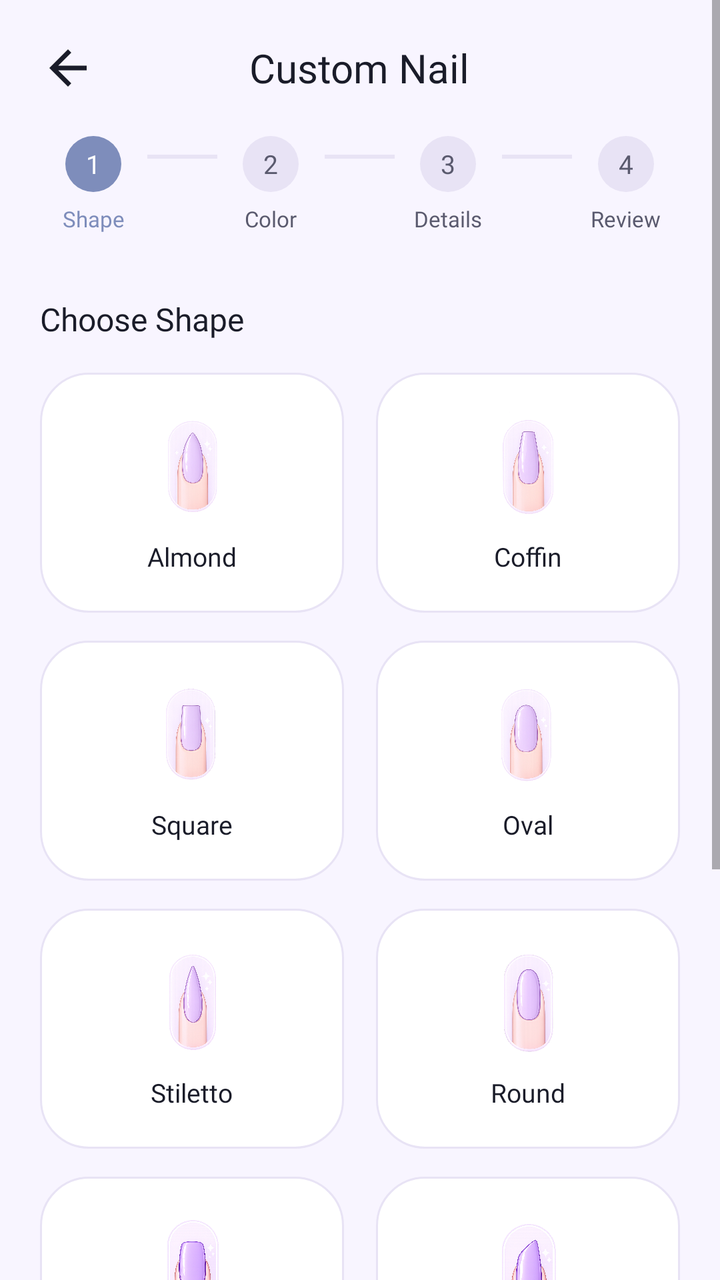
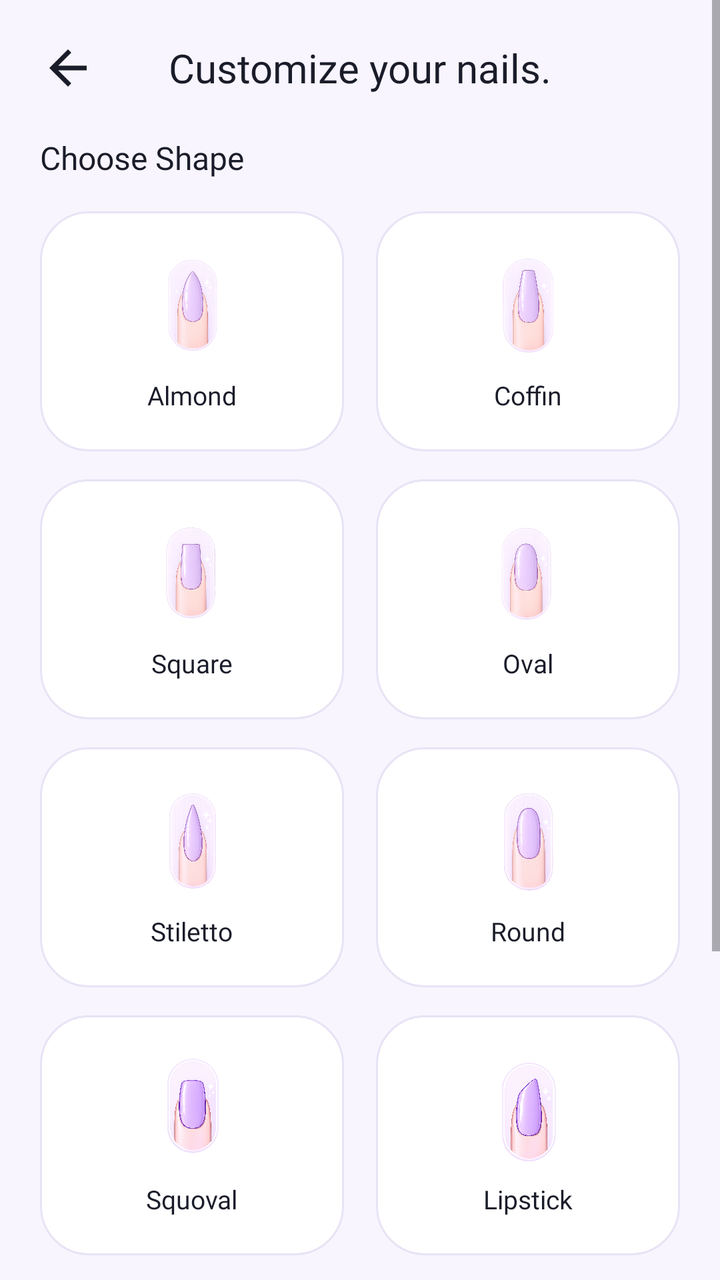

Compare the two renders of this Android layout. The source of the first and the diff that turns it into the second are given below.
<!-- AndroidManifest.xml: application theme Theme.Nailzbynutz -->
<!-- res/layout/activity_custom_nail_shape.xml -->
<?xml version="1.0" encoding="utf-8"?>
<ScrollView xmlns:android="http://schemas.android.com/apk/res/android"
    xmlns:app="http://schemas.android.com/apk/res-auto"
    android:layout_width="match_parent"
    android:layout_height="match_parent"
    android:background="@color/background_primary"
    android:fillViewport="true">

    <LinearLayout
        android:layout_width="match_parent"
        android:layout_height="wrap_content"
        android:orientation="vertical"
        android:padding="20dp">

        
        <RelativeLayout
            android:layout_width="match_parent"
            android:layout_height="wrap_content"
            android:layout_marginBottom="20dp">
            <ImageView
                android:id="@+id/btn_back"
                android:layout_width="28dp"
                android:layout_height="28dp"
                android:layout_centerVertical="true"
                android:src="@drawable/ic_back"
                app:tint="@color/text_primary" />
            <TextView
                android:layout_width="wrap_content"
                android:layout_height="wrap_content"
                android:layout_centerInParent="true"
                android:text="Custom Nail"
                android:textSize="20sp"
                android:textColor="@color/text_primary"
                android:fontFamily="@font/fredoka_bold" />
        </RelativeLayout>

        
        <LinearLayout
            android:layout_width="match_parent"
            android:layout_height="wrap_content"
            android:orientation="horizontal"
            android:gravity="center"
            android:layout_marginBottom="32dp">

            <LinearLayout
                android:layout_width="0dp"
                android:layout_height="wrap_content"
                android:layout_weight="1"
                android:orientation="vertical"
                android:gravity="center">
                <TextView
                    android:layout_width="28dp"
                    android:layout_height="28dp"
                    android:background="@drawable/bg_circle_color"
                    android:backgroundTint="@color/lavender_dark"
                    android:gravity="center"
                    android:text="1"
                    android:textColor="@color/white"
                    android:textSize="13sp"
                    android:fontFamily="@font/poppins_bold" />
                <TextView
                    android:layout_width="wrap_content"
                    android:layout_height="wrap_content"
                    android:text="Shape"
                    android:textColor="@color/lavender_dark"
                    android:textSize="11sp"
                    android:fontFamily="@font/poppins_medium"
                    android:layout_marginTop="6dp" />
            </LinearLayout>

            <View
                android:layout_width="35dp"
                android:layout_height="2dp"
                android:background="@color/divider"
                android:layout_marginBottom="14dp" />

            <LinearLayout
                android:layout_width="0dp"
                android:layout_height="wrap_content"
                android:layout_weight="1"
                android:orientation="vertical"
                android:gravity="center">
                <TextView
                    android:layout_width="28dp"
                    android:layout_height="28dp"
                    android:background="@drawable/bg_circle_color"
                    android:backgroundTint="@color/divider"
                    android:gravity="center"
                    android:text="2"
                    android:textColor="@color/text_secondary"
                    android:textSize="13sp"
                    android:fontFamily="@font/poppins_bold" />
                <TextView
                    android:layout_width="wrap_content"
                    android:layout_height="wrap_content"
                    android:text="Color"
                    android:textColor="@color/text_secondary"
                    android:textSize="11sp"
                    android:fontFamily="@font/poppins_medium"
                    android:layout_marginTop="6dp" />
            </LinearLayout>

            <View
                android:layout_width="35dp"
                android:layout_height="2dp"
                android:background="@color/divider"
                android:layout_marginBottom="14dp" />

            <LinearLayout
                android:layout_width="0dp"
                android:layout_height="wrap_content"
                android:layout_weight="1"
                android:orientation="vertical"
                android:gravity="center">
                <TextView
                    android:layout_width="28dp"
                    android:layout_height="28dp"
                    android:background="@drawable/bg_circle_color"
                    android:backgroundTint="@color/divider"
                    android:gravity="center"
                    android:text="3"
                    android:textColor="@color/text_secondary"
                    android:textSize="13sp"
                    android:fontFamily="@font/poppins_bold" />
                <TextView
                    android:layout_width="wrap_content"
                    android:layout_height="wrap_content"
                    android:text="Details"
                    android:textColor="@color/text_secondary"
                    android:textSize="11sp"
                    android:fontFamily="@font/poppins_medium"
                    android:layout_marginTop="6dp" />
            </LinearLayout>

            <View
                android:layout_width="35dp"
                android:layout_height="2dp"
                android:background="@color/divider"
                android:layout_marginBottom="14dp" />

            <LinearLayout
                android:layout_width="0dp"
                android:layout_height="wrap_content"
                android:layout_weight="1"
                android:orientation="vertical"
                android:gravity="center">
                <TextView
                    android:layout_width="28dp"
                    android:layout_height="28dp"
                    android:background="@drawable/bg_circle_color"
                    android:backgroundTint="@color/divider"
                    android:gravity="center"
                    android:text="4"
                    android:textColor="@color/text_secondary"
                    android:textSize="13sp"
                    android:fontFamily="@font/poppins_bold" />
                <TextView
                    android:layout_width="wrap_content"
                    android:layout_height="wrap_content"
                    android:text="Review"
                    android:textColor="@color/text_secondary"
                    android:textSize="11sp"
                    android:fontFamily="@font/poppins_medium"
                    android:layout_marginTop="6dp" />
            </LinearLayout>
        </LinearLayout>

        <TextView
            android:layout_width="wrap_content"
            android:layout_height="wrap_content"
            android:text="Choose Shape"
            android:textSize="16sp"
            android:textColor="@color/text_primary"
            android:fontFamily="@font/poppins_bold"
            android:layout_marginBottom="16dp" />

        
        <LinearLayout
            android:layout_width="match_parent"
            android:layout_height="wrap_content"
            android:orientation="horizontal"
            android:layout_marginBottom="14dp">
            <LinearLayout
                android:id="@+id/btn_shape_almond"
                android:layout_width="0dp"
                android:layout_height="120dp"
                android:layout_weight="1"
                android:layout_marginEnd="8dp"
                android:background="@drawable/bg_card_rounded"
                android:gravity="center"
                android:orientation="vertical"
                android:padding="10dp"
                android:clickable="true"
                android:focusable="true">
                <ImageView
                    android:layout_width="56dp"
                    android:layout_height="56dp"
                    android:src="@drawable/img_shape_almond"
                    android:scaleType="fitCenter" />
                <TextView
                    android:id="@+id/tv_almond"
                    android:layout_width="wrap_content"
                    android:layout_height="wrap_content"
                    android:layout_marginTop="8dp"
                    android:text="Almond"
                    android:textSize="13sp"
                    android:textColor="@color/text_primary"
                    android:fontFamily="@font/poppins_medium" />
            </LinearLayout>
            <LinearLayout
                android:id="@+id/btn_shape_coffin"
                android:layout_width="0dp"
                android:layout_height="120dp"
                android:layout_weight="1"
                android:layout_marginStart="8dp"
                android:background="@drawable/bg_card_rounded"
                android:gravity="center"
                android:orientation="vertical"
                android:padding="10dp"
                android:clickable="true"
                android:focusable="true">
                <ImageView
                    android:layout_width="56dp"
                    android:layout_height="56dp"
                    android:src="@drawable/img_shape_coffin"
                    android:scaleType="fitCenter" />
                <TextView
                    android:id="@+id/tv_coffin"
                    android:layout_width="wrap_content"
                    android:layout_height="wrap_content"
                    android:layout_marginTop="8dp"
                    android:text="Coffin"
                    android:textSize="13sp"
                    android:textColor="@color/text_primary"
                    android:fontFamily="@font/poppins_medium" />
            </LinearLayout>
        </LinearLayout>

        
        <LinearLayout
            android:layout_width="match_parent"
            android:layout_height="wrap_content"
            android:orientation="horizontal"
            android:layout_marginBottom="14dp">
            <LinearLayout
                android:id="@+id/btn_shape_square"
                android:layout_width="0dp"
                android:layout_height="120dp"
                android:layout_weight="1"
                android:layout_marginEnd="8dp"
                android:background="@drawable/bg_card_rounded"
                android:gravity="center"
                android:orientation="vertical"
                android:padding="10dp"
                android:clickable="true"
                android:focusable="true">
                <ImageView
                    android:layout_width="56dp"
                    android:layout_height="56dp"
                    android:src="@drawable/img_shape_square"
                    android:scaleType="fitCenter" />
                <TextView
                    android:id="@+id/tv_square"
                    android:layout_width="wrap_content"
                    android:layout_height="wrap_content"
                    android:layout_marginTop="8dp"
                    android:text="Square"
                    android:textSize="13sp"
                    android:textColor="@color/text_primary"
                    android:fontFamily="@font/poppins_medium" />
            </LinearLayout>
            <LinearLayout
                android:id="@+id/btn_shape_oval"
                android:layout_width="0dp"
                android:layout_height="120dp"
                android:layout_weight="1"
                android:layout_marginStart="8dp"
                android:background="@drawable/bg_card_rounded"
                android:gravity="center"
                android:orientation="vertical"
                android:padding="10dp"
                android:clickable="true"
                android:focusable="true">
                <ImageView
                    android:layout_width="56dp"
                    android:layout_height="56dp"
                    android:src="@drawable/img_shape_oval"
                    android:scaleType="fitCenter" />
                <TextView
                    android:id="@+id/tv_oval"
                    android:layout_width="wrap_content"
                    android:layout_height="wrap_content"
                    android:layout_marginTop="8dp"
                    android:text="Oval"
                    android:textSize="13sp"
                    android:textColor="@color/text_primary"
                    android:fontFamily="@font/poppins_medium" />
            </LinearLayout>
        </LinearLayout>

        
        <LinearLayout
            android:layout_width="match_parent"
            android:layout_height="wrap_content"
            android:orientation="horizontal"
            android:layout_marginBottom="14dp">
            <LinearLayout
                android:id="@+id/btn_shape_stiletto"
                android:layout_width="0dp"
                android:layout_height="120dp"
                android:layout_weight="1"
                android:layout_marginEnd="8dp"
                android:background="@drawable/bg_card_rounded"
                android:gravity="center"
                android:orientation="vertical"
                android:padding="10dp"
                android:clickable="true"
                android:focusable="true">
                <ImageView
                    android:layout_width="56dp"
                    android:layout_height="56dp"
                    android:src="@drawable/img_shape_stiletto"
                    android:scaleType="fitCenter" />
                <TextView
                    android:id="@+id/tv_stiletto"
                    android:layout_width="wrap_content"
                    android:layout_height="wrap_content"
                    android:layout_marginTop="8dp"
                    android:text="Stiletto"
                    android:textSize="13sp"
                    android:textColor="@color/text_primary"
                    android:fontFamily="@font/poppins_medium" />
            </LinearLayout>
            <LinearLayout
                android:id="@+id/btn_shape_round"
                android:layout_width="0dp"
                android:layout_height="120dp"
                android:layout_weight="1"
                android:layout_marginStart="8dp"
                android:background="@drawable/bg_card_rounded"
                android:gravity="center"
                android:orientation="vertical"
                android:padding="10dp"
                android:clickable="true"
                android:focusable="true">
                <ImageView
                    android:layout_width="56dp"
                    android:layout_height="56dp"
                    android:src="@drawable/img_shape_round"
                    android:scaleType="fitCenter" />
                <TextView
                    android:id="@+id/tv_round"
                    android:layout_width="wrap_content"
                    android:layout_height="wrap_content"
                    android:layout_marginTop="8dp"
                    android:text="Round"
                    android:textSize="13sp"
                    android:textColor="@color/text_primary"
                    android:fontFamily="@font/poppins_medium" />
            </LinearLayout>
        </LinearLayout>

        
        <LinearLayout
            android:layout_width="match_parent"
            android:layout_height="wrap_content"
            android:orientation="horizontal"
            android:layout_marginBottom="32dp">
            <LinearLayout
                android:id="@+id/btn_shape_squoval"
                android:layout_width="0dp"
                android:layout_height="120dp"
                android:layout_weight="1"
                android:layout_marginEnd="8dp"
                android:background="@drawable/bg_card_rounded"
                android:gravity="center"
                android:orientation="vertical"
                android:padding="10dp"
                android:clickable="true"
                android:focusable="true">
                <ImageView
                    android:layout_width="56dp"
                    android:layout_height="56dp"
                    android:src="@drawable/img_shape_squoval"
                    android:scaleType="fitCenter" />
                <TextView
                    android:id="@+id/tv_squoval"
                    android:layout_width="wrap_content"
                    android:layout_height="wrap_content"
                    android:layout_marginTop="8dp"
                    android:text="Squoval"
                    android:textSize="13sp"
                    android:textColor="@color/text_primary"
                    android:fontFamily="@font/poppins_medium" />
            </LinearLayout>
            <LinearLayout
                android:id="@+id/btn_shape_lipstick"
                android:layout_width="0dp"
                android:layout_height="120dp"
                android:layout_weight="1"
                android:layout_marginStart="8dp"
                android:background="@drawable/bg_card_rounded"
                android:gravity="center"
                android:orientation="vertical"
                android:padding="10dp"
                android:clickable="true"
                android:focusable="true">
                <ImageView
                    android:layout_width="56dp"
                    android:layout_height="56dp"
                    android:src="@drawable/img_shape_lipstick"
                    android:scaleType="fitCenter" />
                <TextView
                    android:id="@+id/tv_lipstick"
                    android:layout_width="wrap_content"
                    android:layout_height="wrap_content"
                    android:layout_marginTop="8dp"
                    android:text="Lipstick"
                    android:textSize="13sp"
                    android:textColor="@color/text_primary"
                    android:fontFamily="@font/poppins_medium" />
            </LinearLayout>
        </LinearLayout>

        <TextView
            android:layout_width="wrap_content"
            android:layout_height="wrap_content"
            android:text="Choose Length"
            android:textSize="16sp"
            android:textColor="@color/text_primary"
            android:fontFamily="@font/poppins_bold"
            android:layout_marginBottom="16dp" />

        
        <LinearLayout
            android:layout_width="match_parent"
            android:layout_height="wrap_content"
            android:orientation="horizontal"
            android:weightSum="3"
            android:layout_marginBottom="40dp">
            <androidx.appcompat.widget.AppCompatButton
                android:id="@+id/btn_len_short"
                android:layout_width="0dp"
                android:layout_height="48dp"
                android:layout_weight="1"
                android:layout_marginEnd="4dp"
                android:text="Short"
                android:textAllCaps="false"
                android:textSize="14sp"
                android:textColor="@color/text_primary"
                android:backgroundTint="@color/background_card"
                app:cornerRadius="24dp"
                app:strokeWidth="1dp"
                app:strokeColor="@color/divider"
                android:fontFamily="@font/poppins_medium" />
            <androidx.appcompat.widget.AppCompatButton
                android:id="@+id/btn_len_medium"
                android:layout_width="0dp"
                android:layout_height="48dp"
                android:layout_weight="1"
                android:layout_marginHorizontal="4dp"
                android:text="Medium"
                android:textAllCaps="false"
                android:textSize="14sp"
                android:textColor="@color/text_primary"
                android:backgroundTint="@color/background_card"
                app:cornerRadius="24dp"
                app:strokeWidth="1dp"
                app:strokeColor="@color/divider"
                android:fontFamily="@font/poppins_medium" />
            <androidx.appcompat.widget.AppCompatButton
                android:id="@+id/btn_len_long"
                android:layout_width="0dp"
                android:layout_height="48dp"
                android:layout_weight="1"
                android:layout_marginStart="4dp"
                android:text="Long"
                android:textAllCaps="false"
                android:textSize="14sp"
                android:textColor="@color/text_primary"
                android:backgroundTint="@color/background_card"
                app:cornerRadius="24dp"
                app:strokeWidth="1dp"
                app:strokeColor="@color/divider"
                android:fontFamily="@font/poppins_medium" />
        </LinearLayout>

        
        <androidx.appcompat.widget.AppCompatButton
            android:id="@+id/btn_next_step"
            android:layout_width="match_parent"
            android:layout_height="56dp"
            android:text="Next Step"
            android:textAllCaps="false"
            android:textSize="16sp"
            android:textColor="@color/white"
            android:backgroundTint="@color/lavender_dark"
            app:cornerRadius="28dp"
            android:fontFamily="@font/poppins_bold"
            android:elevation="4dp" />

    </LinearLayout>
</ScrollView>
<!-- resources referenced by this layout -->
<resources>
  <color name="background_card">#FFFFFF</color>
  <color name="background_primary">#F8F5FF</color>
  <color name="divider">#E8E3F5</color>
  <color name="lavender_dark">#7E8DBB</color>
  <color name="text_primary">#1A1C29</color>
  <color name="text_secondary">#5A5A6E</color>
  <color name="white">#FFFFFF</color>
  <!-- drawable bg_card_rounded (drawable) -->
  <?xml version="1.0" encoding="utf-8"?>
  <shape xmlns:android="http://schemas.android.com/apk/res/android">
      <solid android:color="@color/background_card" />
      <corners android:radius="24dp" />
      <stroke android:width="1dp" android:color="@color/divider" />
  </shape>
  <!-- drawable bg_circle_color (drawable) -->
  <?xml version="1.0" encoding="utf-8"?>
  <shape xmlns:android="http://schemas.android.com/apk/res/android"
      android:shape="oval">
      <solid android:color="@color/background_card" />
  </shape>
  <!-- drawable ic_back (drawable) -->
  <vector xmlns:android="http://schemas.android.com/apk/res/android"
      android:width="24dp"
      android:height="24dp"
      android:viewportWidth="24"
      android:viewportHeight="24">
      <path
          android:fillColor="#7E8DBB"
          android:pathData="M20,11H7.83l5.59,-5.59L12,4l-8,8 8,8 1.41,-1.41L7.83,13H20v-2z" />
  </vector>
  <!-- drawable img_shape_almond: png bitmap (drawable, 221888 bytes) -->
  <!-- drawable img_shape_coffin: png bitmap (drawable, 221132 bytes) -->
  <!-- drawable img_shape_lipstick: png bitmap (drawable, 527891 bytes) -->
  <!-- drawable img_shape_oval: png bitmap (drawable, 223054 bytes) -->
  <!-- drawable img_shape_round: png bitmap (drawable, 177819 bytes) -->
  <!-- drawable img_shape_square: png bitmap (drawable, 222876 bytes) -->
  <!-- drawable img_shape_squoval: png bitmap (drawable, 524336 bytes) -->
  <!-- drawable img_shape_stiletto: png bitmap (drawable, 202222 bytes) -->
  <style name="Theme.Nailzbynutz" parent="Theme.MaterialComponents.DayNight.NoActionBar">
          <item name="colorPrimary">@color/lavender_dark</item>
          <item name="colorPrimaryVariant">@color/lavender_accent</item>
          <item name="colorOnPrimary">@color/white</item>
          <item name="colorSecondary">@color/lavender_medium</item>
          <item name="colorSecondaryVariant">@color/lavender_light</item>
          <item name="colorOnSecondary">@color/black</item>
          <item name="android:statusBarColor">@color/background_primary</item>
          <item name="android:windowBackground">@color/background_primary</item>
      </style>
  <color name="lavender_accent">#8B7BD6</color>
  <color name="lavender_medium">#B8A6E8</color>
  <color name="lavender_light">#D9CCFF</color>
  <color name="black">#000000</color>
</resources>

<!-- the commit's change to res/layout/activity_custom_nail_shape.xml (unified diff, before → after) -->
@@ -12,7 +12,6 @@
         android:orientation="vertical"
         android:padding="20dp">
 
-        
         <RelativeLayout
             android:layout_width="match_parent"
             android:layout_height="wrap_content"
@@ -28,141 +27,19 @@
                 android:layout_width="wrap_content"
                 android:layout_height="wrap_content"
                 android:layout_centerInParent="true"
-                android:text="Custom Nail"
+                android:text="Customize your nails."
                 android:textSize="20sp"
                 android:textColor="@color/text_primary"
                 android:fontFamily="@font/fredoka_bold" />
         </RelativeLayout>
 
-        
         <LinearLayout
             android:layout_width="match_parent"
             android:layout_height="wrap_content"
             android:orientation="horizontal"
             android:gravity="center"
+            android:visibility="gone"
             android:layout_marginBottom="32dp">
-
-            <LinearLayout
-                android:layout_width="0dp"
-                android:layout_height="wrap_content"
-                android:layout_weight="1"
-                android:orientation="vertical"
-                android:gravity="center">
-                <TextView
-                    android:layout_width="28dp"
-                    android:layout_height="28dp"
-                    android:background="@drawable/bg_circle_color"
-                    android:backgroundTint="@color/lavender_dark"
-                    android:gravity="center"
-                    android:text="1"
-                    android:textColor="@color/white"
-                    android:textSize="13sp"
-                    android:fontFamily="@font/poppins_bold" />
-                <TextView
-                    android:layout_width="wrap_content"
-                    android:layout_height="wrap_content"
-                    android:text="Shape"
-                    android:textColor="@color/lavender_dark"
-                    android:textSize="11sp"
-                    android:fontFamily="@font/poppins_medium"
-                    android:layout_marginTop="6dp" />
-            </LinearLayout>
-
-            <View
-                android:layout_width="35dp"
-                android:layout_height="2dp"
-                android:background="@color/divider"
-                android:layout_marginBottom="14dp" />
-
-            <LinearLayout
-                android:layout_width="0dp"
-                android:layout_height="wrap_content"
-                android:layout_weight="1"
-                android:orientation="vertical"
-                android:gravity="center">
-                <TextView
-                    android:layout_width="28dp"
-                    android:layout_height="28dp"
-                    android:background="@drawable/bg_circle_color"
-                    android:backgroundTint="@color/divider"
-                    android:gravity="center"
-                    android:text="2"
-                    android:textColor="@color/text_secondary"
-                    android:textSize="13sp"
-                    android:fontFamily="@font/poppins_bold" />
-                <TextView
-                    android:layout_width="wrap_content"
-                    android:layout_height="wrap_content"
-                    android:text="Color"
-                    android:textColor="@color/text_secondary"
-                    android:textSize="11sp"
-                    android:fontFamily="@font/poppins_medium"
-                    android:layout_marginTop="6dp" />
-            </LinearLayout>
-
-            <View
-                android:layout_width="35dp"
-                android:layout_height="2dp"
-                android:background="@color/divider"
-                android:layout_marginBottom="14dp" />
-
-            <LinearLayout
-                android:layout_width="0dp"
-                android:layout_height="wrap_content"
-                android:layout_weight="1"
-                android:orientation="vertical"
-                android:gravity="center">
-                <TextView
-                    android:layout_width="28dp"
-                    android:layout_height="28dp"
-                    android:background="@drawable/bg_circle_color"
-                    android:backgroundTint="@color/divider"
-                    android:gravity="center"
-                    android:text="3"
-                    android:textColor="@color/text_secondary"
-                    android:textSize="13sp"
-                    android:fontFamily="@font/poppins_bold" />
-                <TextView
-                    android:layout_width="wrap_content"
-                    android:layout_height="wrap_content"
-                    android:text="Details"
-                    android:textColor="@color/text_secondary"
-                    android:textSize="11sp"
-                    android:fontFamily="@font/poppins_medium"
-                    android:layout_marginTop="6dp" />
-            </LinearLayout>
-
-            <View
-                android:layout_width="35dp"
-                android:layout_height="2dp"
-                android:background="@color/divider"
-                android:layout_marginBottom="14dp" />
-
-            <LinearLayout
-                android:layout_width="0dp"
-                android:layout_height="wrap_content"
-                android:layout_weight="1"
-                android:orientation="vertical"
-                android:gravity="center">
-                <TextView
-                    android:layout_width="28dp"
-                    android:layout_height="28dp"
-                    android:background="@drawable/bg_circle_color"
-                    android:backgroundTint="@color/divider"
-                    android:gravity="center"
-                    android:text="4"
-                    android:textColor="@color/text_secondary"
-                    android:textSize="13sp"
-                    android:fontFamily="@font/poppins_bold" />
-                <TextView
-                    android:layout_width="wrap_content"
-                    android:layout_height="wrap_content"
-                    android:text="Review"
-                    android:textColor="@color/text_secondary"
-                    android:textSize="11sp"
-                    android:fontFamily="@font/poppins_medium"
-                    android:layout_marginTop="6dp" />
-            </LinearLayout>
         </LinearLayout>
 
         <TextView
@@ -174,7 +51,6 @@
             android:fontFamily="@font/poppins_bold"
             android:layout_marginBottom="16dp" />
 
-        
         <LinearLayout
             android:layout_width="match_parent"
             android:layout_height="wrap_content"
@@ -236,7 +112,6 @@
             </LinearLayout>
         </LinearLayout>
 
-        
         <LinearLayout
             android:layout_width="match_parent"
             android:layout_height="wrap_content"
@@ -298,7 +173,6 @@
             </LinearLayout>
         </LinearLayout>
 
-        
         <LinearLayout
             android:layout_width="match_parent"
             android:layout_height="wrap_content"
@@ -360,7 +234,6 @@
             </LinearLayout>
         </LinearLayout>
 
-        
         <LinearLayout
             android:layout_width="match_parent"
             android:layout_height="wrap_content"
@@ -431,7 +304,6 @@
             android:fontFamily="@font/poppins_bold"
             android:layout_marginBottom="16dp" />
 
-        
         <LinearLayout
             android:layout_width="match_parent"
             android:layout_height="wrap_content"
@@ -485,7 +357,6 @@
                 android:fontFamily="@font/poppins_medium" />
         </LinearLayout>
 
-        
         <androidx.appcompat.widget.AppCompatButton
             android:id="@+id/btn_next_step"
             android:layout_width="match_parent"
<!-- resource entries referenced after the edit -->
@@ -5,7 +5,6 @@
   <color name="divider">#E8E3F5</color>
   <color name="lavender_dark">#7E8DBB</color>
   <color name="text_primary">#1A1C29</color>
-  <color name="text_secondary">#5A5A6E</color>
   <color name="white">#FFFFFF</color>
   <!-- drawable bg_card_rounded (drawable) -->
   <?xml version="1.0" encoding="utf-8"?>
@@ -13,12 +12,6 @@
       <solid android:color="@color/background_card" />
       <corners android:radius="24dp" />
       <stroke android:width="1dp" android:color="@color/divider" />
-  </shape>
-  <!-- drawable bg_circle_color (drawable) -->
-  <?xml version="1.0" encoding="utf-8"?>
-  <shape xmlns:android="http://schemas.android.com/apk/res/android"
-      android:shape="oval">
-      <solid android:color="@color/background_card" />
   </shape>
   <!-- drawable ic_back (drawable) -->
   <vector xmlns:android="http://schemas.android.com/apk/res/android"
